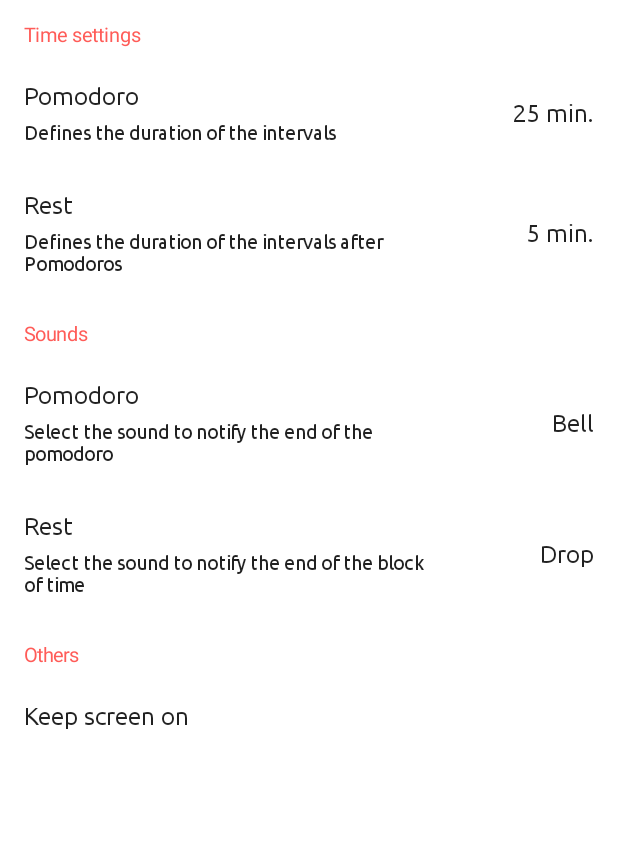
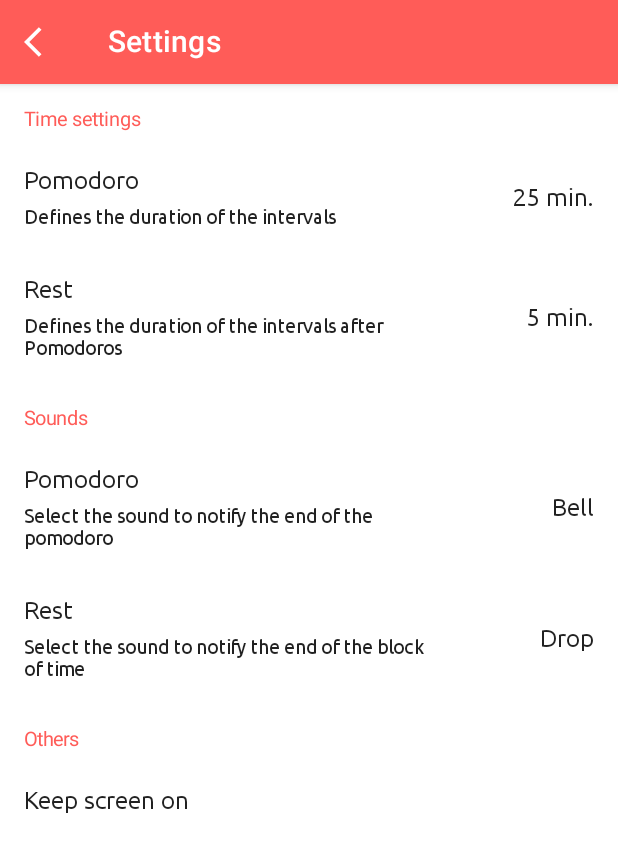
Before and after one commit to emenjivar/pomodoro-timer, an Android app built with Jetpack Compose: the SettingsActivity screen opened directly, with no data from a screen before it, on a phone screen of 412 x 824 dp. Shown: the top 852 px of the screen. Run offline under Robolectric (Android 15) with nearby library versions, the phone set to English and light mode, and no system bars.

Commit message:
:sparkles: Add top bar on settings

```diff
--- a/app/src/main/java/com/emenjivar/pomodoro/screens/settings/SettingsActivity.kt
+++ b/app/src/main/java/com/emenjivar/pomodoro/screens/settings/SettingsActivity.kt
@@ -3,156 +3,35 @@ package com.emenjivar.pomodoro.screens.settings
 import android.os.Bundle
 import androidx.activity.ComponentActivity
 import androidx.activity.compose.setContent
-import androidx.compose.foundation.clickable
-import androidx.compose.foundation.layout.Arrangement
-import androidx.compose.foundation.layout.Column
-import androidx.compose.foundation.layout.Row
-import androidx.compose.foundation.layout.fillMaxWidth
-import androidx.compose.foundation.layout.padding
 import androidx.compose.material.MaterialTheme
 import androidx.compose.material.Surface
-import androidx.compose.material.Text
-import androidx.compose.runtime.Composable
-import androidx.compose.ui.Alignment
-import androidx.compose.ui.Modifier
-import androidx.compose.ui.res.colorResource
-import androidx.compose.ui.text.font.Font
-import androidx.compose.ui.text.font.FontFamily
-import androidx.compose.ui.tooling.preview.Preview
-import androidx.compose.ui.unit.dp
-import androidx.compose.ui.unit.sp
-import com.emenjivar.pomodoro.R
+import androidx.lifecycle.Observer
+import androidx.lifecycle.ViewModelProvider
 import com.emenjivar.pomodoro.ui.theme.PomodoroSchedulerTheme
 
 class SettingsActivity : ComponentActivity() {
+
+    private lateinit var viewModel: SettingsViewModel
+
     override fun onCreate(savedInstanceState: Bundle?) {
         super.onCreate(savedInstanceState)
+
+        viewModel = ViewModelProvider(this).get(SettingsViewModel::class.java)
+
+        viewModel.closeSettings.observe(this, observeCloseSettings)
+
         setContent {
             PomodoroSchedulerTheme {
                 // A surface container using the 'background' color from the theme
                 Surface(color = MaterialTheme.colors.background) {
-                    SettingsList()
+                    SettingsScreen(viewModel)
                 }
             }
         }
     }
-}
 
-@Composable
-fun SettingsList() {
-    Column {
-        SettingsGroup(title = "Time settings") {
-            SettingsItem(
-                title = "Pomodoro",
-                description = "Defines the duration of the intervals"
-            ) {
-                SettingsRightText("25 min.")
-            }
-            SettingsItem(
-                title = "Rest",
-                description = "Defines the duration of the intervals after Pomodoros"
-            ) {
-                SettingsRightText("5 min.")
-            }
-        }
-
-        SettingsGroup(title = "Sounds") {
-            SettingsItem(
-                title = "Pomodoro",
-                description = "Select the sound to notify the end of the pomodoro"
-            ) {
-                SettingsRightText("Bell")
-            }
-            SettingsItem(
-                title = "Rest",
-                description = "Select the sound to notify the end of the block of time"
-            ) {
-                SettingsRightText("Drop")
-            }
-        }
-
-        SettingsGroup(title = "Others") {
-            SettingsItem(
-                title = "Keep screen on"
-            ) { }
-        }
+    private val observeCloseSettings = Observer<Boolean> { status ->
+        if (status)
+            finish()
     }
 }
-
-@Composable
-fun SettingsGroup(
-    title: String,
-    action: @Composable () -> Unit
-) {
-    Text(
-        text = title,
-        color = colorResource(id = R.color.primary),
-        fontSize = 13.sp,
-        modifier = Modifier.padding(
-            start = 16.dp,
-            top = 16.dp,
-            end = 16.dp,
-            bottom = 8.dp
-        )
-    )
-    action()
-}
-
-@Composable
-fun SettingsItem(
-    title: String,
-    modifier: Modifier = Modifier,
-    description: String? = null,
-    action: @Composable () -> Unit
-) {
-    Row(
-        modifier = modifier
-            .fillMaxWidth()
-            .clickable { }
-            .padding(16.dp),
-        verticalAlignment = Alignment.CenterVertically,
-        horizontalArrangement = Arrangement.SpaceBetween
-    ) {
-        Column(
-            modifier = Modifier.weight(2f)
-        ) {
-            Text(
-                text = title,
-                fontFamily = FontFamily(Font(R.font.ubuntu_regular))
-            )
-            description?.let { safeDescription ->
-                Text(
-                    text = safeDescription,
-                    fontFamily = FontFamily(Font(R.font.ubuntu_regular)),
-                    fontSize = 13.sp,
-                    modifier = Modifier.padding(
-                        top = 8.dp
-                    )
-                )
-            }
-        }
-        Column(
-            modifier = Modifier
-                .weight(0.8f),
-            horizontalAlignment = Alignment.End
-        ) {
-            action()
-        }
-    }
-}
-
-@Composable
-fun SettingsRightText(text: String) {
-    Text(
-        text = text,
-        fontFamily = FontFamily(Font(R.font.ubuntu_regular))
-    )
-}
-
-@Preview(showBackground = true)
-@Composable
-fun PreviewStingsItem() {
-    MaterialTheme {
-        SettingsList()
-    }
-}
--- /dev/null
+++ b/app/src/main/java/com/emenjivar/pomodoro/screens/settings/SettingsScreen.kt
@@ -0,0 +1,177 @@
+package com.emenjivar.pomodoro.screens.settings
+
+import androidx.compose.foundation.clickable
+import androidx.compose.foundation.layout.Arrangement
+import androidx.compose.foundation.layout.Column
+import androidx.compose.foundation.layout.Row
+import androidx.compose.foundation.layout.fillMaxWidth
+import androidx.compose.foundation.layout.padding
+import androidx.compose.material.Icon
+import androidx.compose.material.IconButton
+import androidx.compose.material.MaterialTheme
+import androidx.compose.material.Scaffold
+import androidx.compose.material.Text
+import androidx.compose.material.TopAppBar
+import androidx.compose.runtime.Composable
+import androidx.compose.ui.Alignment
+import androidx.compose.ui.Modifier
+import androidx.compose.ui.res.colorResource
+import androidx.compose.ui.res.painterResource
+import androidx.compose.ui.text.font.Font
+import androidx.compose.ui.text.font.FontFamily
+import androidx.compose.ui.tooling.preview.Preview
+import androidx.compose.ui.unit.dp
+import androidx.compose.ui.unit.sp
+import com.emenjivar.pomodoro.R
+
+@Composable
+fun SettingsScreen(
+    viewModel: SettingsViewModel = androidx.lifecycle.viewmodel.compose.viewModel()
+) {
+    SettingsScreen(
+        backAction = { viewModel.closeSettings() }
+    )
+}
+
+@Composable
+fun SettingsScreen(
+    backAction: () -> Unit
+) {
+    Scaffold(
+        topBar = {
+            TopAppBar(
+                title = {
+                    Text("Settings")
+                },
+                navigationIcon = {
+                    IconButton(onClick = backAction) {
+                        Icon(
+                            painter = painterResource(id = R.drawable.ic_baseline_arrow_back_ios_24),
+                            contentDescription = null
+                        )
+                    }
+                },
+                backgroundColor = colorResource(R.color.primary),
+                contentColor = colorResource(R.color.white)
+            )
+        }
+    ) {
+        Column {
+            SettingsGroup(title = "Time settings") {
+                SettingsItem(
+                    title = "Pomodoro",
+                    description = "Defines the duration of the intervals"
+                ) {
+                    SettingsRightText("25 min.")
+                }
+                SettingsItem(
+                    title = "Rest",
+                    description = "Defines the duration of the intervals after Pomodoros"
+                ) {
+                    SettingsRightText("5 min.")
+                }
+            }
+
+            SettingsGroup(title = "Sounds") {
+                SettingsItem(
+                    title = "Pomodoro",
+                    description = "Select the sound to notify the end of the pomodoro"
+                ) {
+                    SettingsRightText("Bell")
+                }
+                SettingsItem(
+                    title = "Rest",
+                    description = "Select the sound to notify the end of the block of time"
+                ) {
+                    SettingsRightText("Drop")
+                }
+            }
+
+            SettingsGroup(title = "Others") {
+                SettingsItem(
+                    title = "Keep screen on"
+                ) { }
+            }
+        }
+    }
+}
+
+@Composable
+fun SettingsGroup(
+    title: String,
+    action: @Composable () -> Unit
+) {
+    Text(
+        text = title,
+        color = colorResource(id = R.color.primary),
+        fontSize = 13.sp,
+        modifier = Modifier.padding(
+            start = 16.dp,
+            top = 16.dp,
+            end = 16.dp,
+            bottom = 8.dp
+        )
+    )
+    action()
+}
+
+@Composable
+fun SettingsItem(
+    title: String,
+    modifier: Modifier = Modifier,
+    description: String? = null,
+    action: @Composable () -> Unit
+) {
+    Row(
+        modifier = modifier
+            .fillMaxWidth()
+            .clickable { }
+            .padding(16.dp),
+        verticalAlignment = Alignment.CenterVertically,
+        horizontalArrangement = Arrangement.SpaceBetween
+    ) {
+        Column(
+            modifier = Modifier.weight(2f)
+        ) {
+            Text(
+                text = title,
+                fontFamily = FontFamily(Font(R.font.ubuntu_regular))
+            )
+            description?.let { safeDescription ->
+                Text(
+                    text = safeDescription,
+                    fontFamily = FontFamily(Font(R.font.ubuntu_regular)),
+                    fontSize = 13.sp,
+                    modifier = Modifier.padding(
+                        top = 8.dp
+                    )
+                )
+            }
+        }
+        Column(
+            modifier = Modifier
+                .weight(0.8f),
+            horizontalAlignment = Alignment.End
+        ) {
+            action()
+        }
+    }
+}
+
+@Composable
+fun SettingsRightText(text: String) {
+    Text(
+        text = text,
+        fontFamily = FontFamily(Font(R.font.ubuntu_regular))
+    )
+}
+
+@Preview(showBackground = true)
+@Composable
+fun PreviewStingsItem() {
+    MaterialTheme {
+        SettingsScreen(
+            backAction = {}
+        )
+    }
+}
--- /dev/null
+++ b/app/src/main/java/com/emenjivar/pomodoro/screens/settings/SettingsViewModel.kt
@@ -0,0 +1,14 @@
+package com.emenjivar.pomodoro.screens.settings
+
+import androidx.lifecycle.MutableLiveData
+import androidx.lifecycle.ViewModel
+
+class SettingsViewModel : ViewModel() {
+
+    private val _closeSettings = MutableLiveData(false)
+    val closeSettings = _closeSettings
+
+    fun closeSettings() {
+        _closeSettings.value = true
+    }
+}
--- /dev/null
+++ b/app/src/main/res/drawable/ic_baseline_arrow_back_ios_24.xml
@@ -0,0 +1,10 @@
+<vector xmlns:android="http://schemas.android.com/apk/res/android"
+    android:width="24dp"
+    android:height="24dp"
+    android:viewportWidth="24"
+    android:viewportHeight="24"
+    android:tint="?attr/colorControlNormal">
+  <path
+      android:fillColor="@android:color/white"
+      android:pathData="M11.67,3.87L9.9,2.1 0,12l9.9,9.9 1.77,-1.77L3.54,12z"/>
+</vector>
```
Also changed, not shown: 1 other file.
